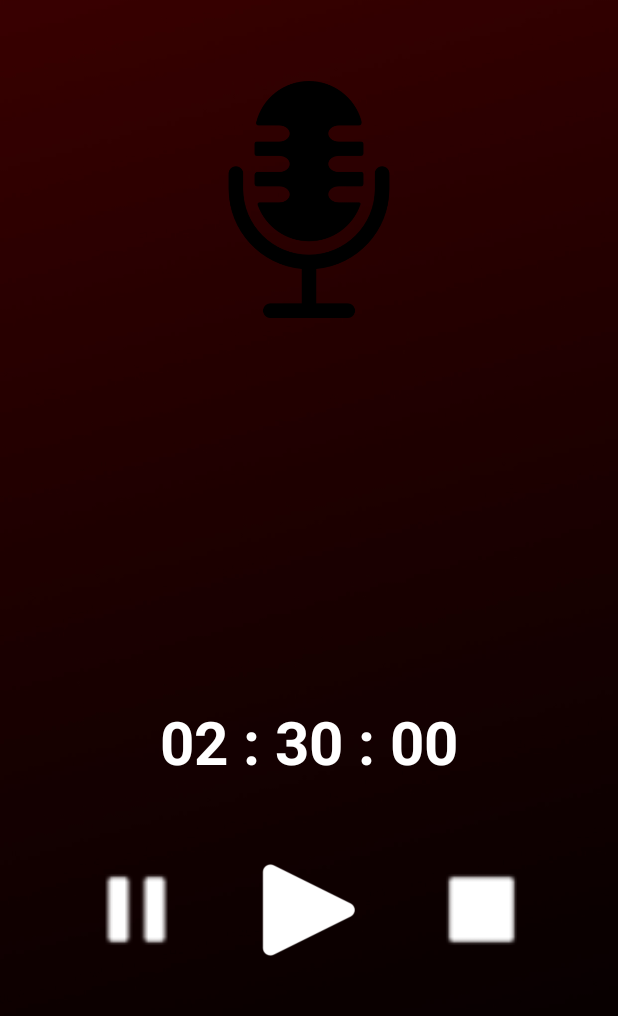
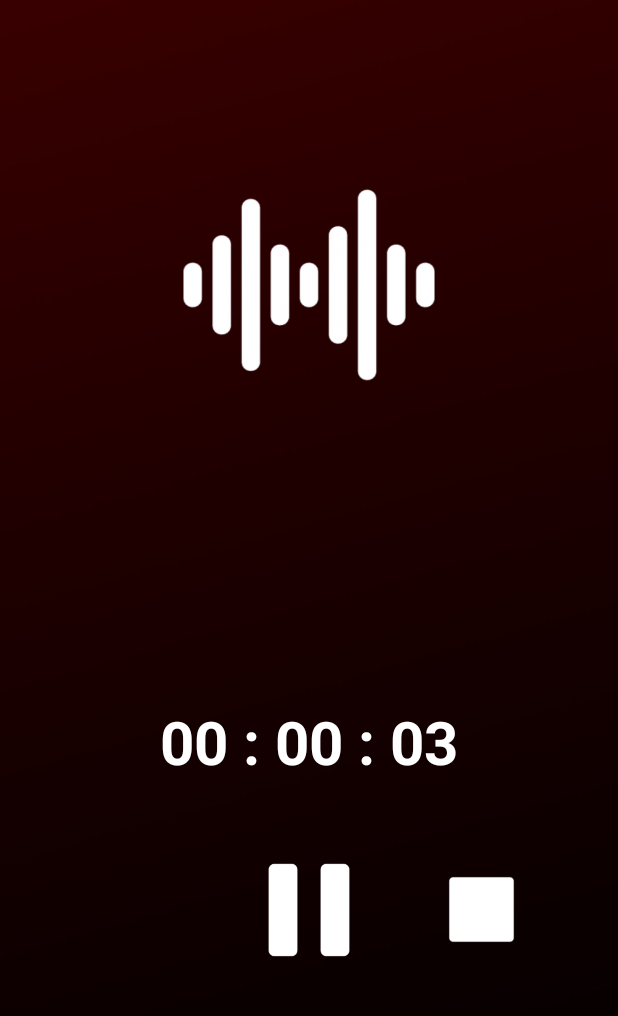
Before and after one commit to djnakrani/SoundRecorder, an Android app: the screen it shows after launch (MainActivity), after a tap on an icon or button, on a phone screen of 412 x 824 dp, the part 116-1132 px from its top. Run offline under Robolectric (Android 15) with nearby library versions, the phone set to English and light mode, and no system bars; Roboto replaces fonts that are not available here.

Commit message:
Timer Done,Layout Change

```diff
--- a/app/src/main/java/com/example/soundrecorder/MainActivity.java
+++ b/app/src/main/java/com/example/soundrecorder/MainActivity.java
@@ -1,20 +1,26 @@
 package com.example.soundrecorder;
+import androidx.annotation.RequiresApi;
 import androidx.appcompat.app.AppCompatActivity;
 import androidx.core.app.ActivityCompat;
 import androidx.core.content.ContextCompat;
 import android.content.Intent;
 import android.content.pm.PackageManager;
 import android.media.MediaRecorder;
+import android.os.Build;
 import android.os.Bundle;
 import android.os.Environment;
 import android.util.Log;
 import android.view.View;
 import android.widget.Button;
+import android.widget.ImageView;
+import android.widget.TextView;
 import android.widget.Toast;
 import java.io.File;
 import java.text.SimpleDateFormat;
 import java.util.Date;
 import java.util.Locale;
+import java.util.Timer;
+import java.util.TimerTask;
 
 import static android.Manifest.permission.READ_EXTERNAL_STORAGE;
 import static android.Manifest.permission.RECORD_AUDIO;
@@ -24,9 +30,15 @@ public class MainActivity extends AppCompatActivity {
 
     private static final int PERMISSION_CODE = 1;
     Button recording,start,save;
+    ImageView imageinfo;
     private boolean isRecording =false;
     private static String filename = null;
+    TextView timerview;
     MediaRecorder media;
+    private boolean isPause=false;
+    Timer timer;
+    TimerTask timerTask;
+    double time=0.0;
 
     @Override
     protected void onCreate(Bundle savedInstanceState) {
@@ -34,8 +46,11 @@ public class MainActivity extends AppCompatActivity {
         setContentView(R.layout.activity_main);
 
         recording = findViewById(R.id.btnRecordlist);
+        imageinfo=findViewById(R.id.imageView3);
+        timerview=findViewById(R.id.textTimer);
         start =findViewById(R.id.btnPlay);
         save =findViewById(R.id.btnSave);
+        timer=new Timer();
         recording.setOnClickListener(new View.OnClickListener() {
             @Override
             public void onClick(View v) {
@@ -44,19 +59,38 @@ public class MainActivity extends AppCompatActivity {
             }
         });
         start.setOnClickListener(new View.OnClickListener() {
+            @RequiresApi(api = Build.VERSION_CODES.N)
             @Override
             public void onClick(View v) {
                 if(isRecording){
-                    stopRecord();
-                    Toast.makeText(MainActivity.this,"Record Stop",Toast.LENGTH_SHORT).show();
-                    isRecording=false;
+                    if(isPause){
+                        Toast.makeText(MainActivity.this,"Record pause",Toast.LENGTH_SHORT).show();
+                        imageinfo.setBackground(getResources().getDrawable(R.drawable.microphone_white));
+                        start.setBackground(getResources().getDrawable(R.drawable.play200));
+                        media.pause();
+                        timerTask.cancel();
+                        isPause=false;
+                    }
+                    else{
+                        Toast.makeText(MainActivity.this,"Record Resume",Toast.LENGTH_SHORT).show();
+                        imageinfo.setBackground(getResources().getDrawable(R.drawable.audio_wave));
+                        start.setBackground(getResources().getDrawable(R.drawable.pause_white));
+                        media.resume();
+                        startTimer();
+                        isPause=true;
+
+                    }
                 }
                 else{
                     Toast.makeText(MainActivity.this,"Start",Toast.LENGTH_SHORT).show();
                     if(checkPermission()){
-                        Toast.makeText(MainActivity.this,"Record work",Toast.LENGTH_SHORT).show();
+//                        Toast.makeText(MainActivity.this,"Record work",Toast.LENGTH_SHORT).show();
                         startRecord();
+                        startTimer();
+                        imageinfo.setBackground(getResources().getDrawable(R.drawable.audio_wave));
+                        start.setBackground(getResources().getDrawable(R.drawable.pause_white));
                         isRecording=true;
+                        isPause=true;
                     }
                     else{ RequestPermissions(); }
                 }
@@ -65,9 +99,39 @@ public class MainActivity extends AppCompatActivity {
         save.setOnClickListener(new View.OnClickListener() {
             @Override
             public void onClick(View v) {
-
+                stopRecord();
+                imageinfo.setBackground(getResources().getDrawable(R.drawable.microphone_white));
+                start.setBackground(getResources().getDrawable(R.drawable.play200));
+                Toast.makeText(MainActivity.this,"Your Recording Saved Successfully....",Toast.LENGTH_SHORT).show();
+                isRecording=false;
             }
         });
+    }
+
+    private void startTimer() {
+        timerTask=new TimerTask() {
+            @Override
+            public void run() {
+                runOnUiThread(new Runnable() {
+                    @Override
+                    public void run() {
+                        time++;
+                        timerview.setText(getTextTimer());
+                    }
+                });
+            }
+        };
+        timer.scheduleAtFixedRate(timerTask,0,1000);
+    }
+
+    private String getTextTimer() {
+        int rounder=(int) Math.round(time);
+        int sec=((rounder % 86400) % 3600) % 60;
+        int min=((rounder % 86400) % 3600) / 60;
+        int hr=((rounder % 86400) / 3600);
+        String formattime=String.format("%02d",hr)+" : "+String.format("%02d",min)+" : "+String.format("%02d",sec);
+        return formattime;
+
     }
 
     private void startRecord() {
@@ -101,6 +165,11 @@ public class MainActivity extends AppCompatActivity {
         } catch (Exception e) {
             Log.i("Stop", String.valueOf(e));
         }
+        if(timerTask != null) {
+            timerTask.cancel();
+            time=0.0;
+            timerview.setText("00 : 00 : 00");
+        }
     }
 
 //    public void onRequestPermissionsResult(int requestCode, String[] permissions, int[] grantResults) {
--- a/app/src/main/java/com/example/soundrecorder/SavedRecordingActivity.java
+++ b/app/src/main/java/com/example/soundrecorder/SavedRecordingActivity.java
@@ -61,6 +61,7 @@ public class SavedRecordingActivity extends AppCompatActivity {
             public void onClick(View v) {
                 Intent i = new Intent(SavedRecordingActivity.this, MainActivity.class);
                 startActivity(i);
+                finish();
             }
         });
     }
--- a/app/src/main/res/layout/activity_main.xml
+++ b/app/src/main/res/layout/activity_main.xml
@@ -27,18 +27,18 @@
         app:layout_constraintStart_toEndOf="@+id/view1"
         tools:ignore="SpeakableTextPresentCheck,TouchTargetSizeCheck" />
 
-    <Button
-        android:id="@+id/btnPause"
-        android:layout_width="70dp"
-        android:layout_height="70dp"
-        android:layout_marginEnd="30dp"
-        android:layout_marginRight="30dp"
-        android:layout_marginBottom="105dp"
-        android:background="@drawable/pause32"
-        android:backgroundTint="#FFFFFF"
-        app:layout_constraintBottom_toBottomOf="parent"
-        app:layout_constraintEnd_toStartOf="@+id/btnPlay"
-        tools:ignore="SpeakableTextPresentCheck,TouchTargetSizeCheck" />
+<!--    <Button-->
+<!--        android:id="@+id/btnPause"-->
+<!--        android:layout_width="70dp"-->
+<!--        android:layout_height="70dp"-->
+<!--        android:layout_marginEnd="30dp"-->
+<!--        android:layout_marginRight="30dp"-->
+<!--        android:layout_marginBottom="105dp"-->
+<!--        android:background="@drawable/pause_white"-->
+<!--        android:backgroundTint="#FFFFFF"-->
+<!--        app:layout_constraintBottom_toBottomOf="parent"-->
+<!--        app:layout_constraintEnd_toStartOf="@+id/btnPlay"-->
+<!--        tools:ignore="SpeakableTextPresentCheck,TouchTargetSizeCheck" />-->
 
     <Button
         android:id="@+id/btnSave"
@@ -47,11 +47,24 @@
         android:layout_marginStart="30dp"
         android:layout_marginLeft="30dp"
         android:layout_marginBottom="105dp"
-        android:background="@drawable/stop32"
+        android:background="@drawable/stop_white"
         android:backgroundTint="#FFFFFF"
         app:layout_constraintBottom_toBottomOf="parent"
         app:layout_constraintStart_toEndOf="@+id/btnPlay"
         tools:ignore="SpeakableTextPresentCheck,TouchTargetSizeCheck" />
+
+<!--    <Button-->
+<!--        android:id="@+id/btnSave"-->
+<!--        android:layout_width="70dp"-->
+<!--        android:layout_height="70dp"-->
+<!--        android:layout_marginStart="30dp"-->
+<!--        android:layout_marginLeft="30dp"-->
+<!--        android:layout_marginBottom="105dp"-->
+<!--        android:background="@drawable/stop32"-->
+<!--        android:backgroundTint="#FFFFFF"-->
+<!--        app:layout_constraintBottom_toBottomOf="parent"-->
+<!--        app:layout_constraintStart_toEndOf="@+id/btnPlay"-->
+<!--        tools:ignore="SpeakableTextPresentCheck,TouchTargetSizeCheck" />-->
 
     <TextView
         android:id="@+id/txtAPPName"
@@ -97,19 +110,19 @@
         android:id="@+id/imageView3"
         android:layout_width="168dp"
         android:layout_height="158dp"
-        android:layout_marginTop="60dp"
+        android:layout_marginTop="120dp"
         app:layout_constraintEnd_toStartOf="@+id/view1"
         app:layout_constraintStart_toEndOf="@+id/view1"
         app:layout_constraintTop_toBottomOf="@+id/txtAPPName"
-        app:srcCompat="@drawable/microphone" />
+        android:background="@drawable/microphone_white" />
 
     <TextView
-        android:id="@+id/textView2"
+        android:id="@+id/textTimer"
         android:layout_width="wrap_content"
         android:layout_height="wrap_content"
         android:layout_marginBottom="35dp"
         android:fontFamily="@font/aclonica"
-        android:text="02 : 30 : 00"
+        android:text="00 : 00 : 00"
         android:textAlignment="center"
         android:textColor="#FFFFFF"
         android:textColorHint="#FFFFFF"
--- a/app/src/main/res/layout/activity_saved_recording.xml
+++ b/app/src/main/res/layout/activity_saved_recording.xml
@@ -53,7 +53,7 @@
         android:layout_height="35dp"
         android:layout_marginStart="16dp"
         android:layout_marginTop="10dp"
-        android:background="@drawable/back"
+        android:background="@drawable/home_black"
         app:layout_constraintStart_toStartOf="parent"
         app:layout_constraintTop_toTopOf="parent"
         tools:ignore="SpeakableTextPresentCheck,TouchTargetSizeCheck" />
```
Also changed, not shown: app/src/main/res/drawable/audio_wave.png (added), app/src/main/res/drawable/home_black.png (added), app/src/main/res/drawable/home_white.png (added), app/src/main/res/drawable/microphone_white.png (added), app/src/main/res/drawable/pause32.png (deleted), app/src/main/res/drawable/pause_white.png (added), app/src/main/res/drawable/send_file.png (added), app/src/main/res/drawable/stop_white.png (added).
